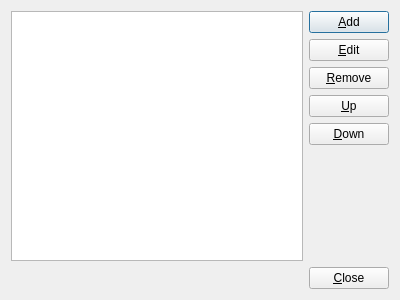
This is codigo/5/radio.ui in ralsina/python-no-muerde as Qt 5 draws it before an edit. The edited form follows.
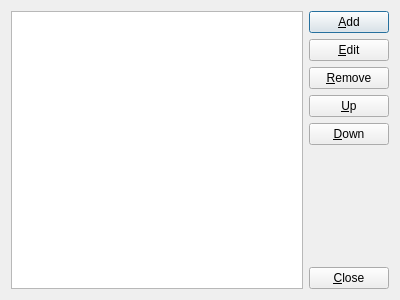
This is the edited form. Icons and pictures are not drawn.

The edit to the form file:
```diff
--- a/codigo/5/radio.ui
+++ b/codigo/5/radio.ui
@@ -17,8 +17,6 @@
    <iconset resource="icons.qrc">
     <normaloff>:/antenna.svg</normaloff>:/antenna.svg</iconset>
   </property>
-  <layout class="QVBoxLayout" name="verticalLayout_2">
-   <item>
     <layout class="QHBoxLayout" name="horizontalLayout">
      <item>
       <widget class="QListWidget" name="radioList"/>
@@ -89,25 +87,6 @@
           <size>
            <width>20</width>
            <height>40</height>
-          </size>
-         </property>
-        </spacer>
-       </item>
-      </layout>
-     </item>
-    </layout>
-   </item>
-   <item>
-    <layout class="QHBoxLayout" name="horizontalLayout_2">
-     <item>
-      <spacer name="horizontalSpacer">
-       <property name="orientation">
-        <enum>Qt::Horizontal</enum>
-       </property>
-       <property name="sizeHint" stdset="0">
-        <size>
-         <width>40</width>
-         <height>20</height>
         </size>
        </property>
       </spacer>
```
Lines whose indentation alone changed are shown as unchanged.
